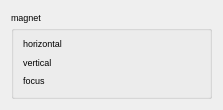
Old version of the form src/widgets/magnet.ui in the repository srgblnch/LinacGUI.
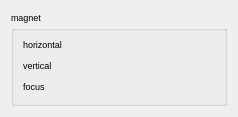
New version of the form. Custom widgets are drawn as their Qt base class.

Commit message: bugfix the steps in the spinboxes. add the setModel for the widgets of the latest appended attributes. modify setModel of write attributes that has been splitted in 3 (readonly for the readback/monitor and read/write for the setpoint).

Patch:
```diff
--- a/src/widgets/magnet.ui
+++ b/src/widgets/magnet.ui
@@ -6,8 +6,8 @@
    <rect>
     <x>0</x>
     <y>0</y>
-    <width>223</width>
-    <height>110</height>
+    <width>210</width>
+    <height>99</height>
    </rect>
   </property>
   <property name="windowTitle">
@@ -36,8 +36,8 @@
        <widget class="TaurusLabel" name="horizontalValue">
         <property name="minimumSize">
          <size>
-          <width>80</width>
-          <height>0</height>
+          <width>60</width>
+          <height>15</height>
          </size>
         </property>
        </widget>
@@ -47,16 +47,52 @@
       </item>
       <item row="1" column="0">
        <widget class="QLabel" name="verticalLabel">
+        <property name="minimumSize">
+         <size>
+          <width>60</width>
+          <height>0</height>
+         </size>
+        </property>
         <property name="text">
          <string>vertical</string>
         </property>
        </widget>
       </item>
+      <item row="0" column="2">
+       <widget class="TaurusLabel" name="horizontalStatus">
+        <property name="minimumSize">
+         <size>
+          <width>60</width>
+          <height>15</height>
+         </size>
+        </property>
+       </widget>
+      </item>
       <item row="1" column="1">
        <widget class="TaurusLabel" name="verticalValue">
         <property name="minimumSize">
          <size>
-          <width>80</width>
+          <width>60</width>
+          <height>15</height>
+         </size>
+        </property>
+       </widget>
+      </item>
+      <item row="0" column="1">
+       <widget class="TaurusLabel" name="horizontalValue">
+        <property name="minimumSize">
+         <size>
+          <width>60</width>
+          <height>15</height>
+         </size>
+        </property>
+       </widget>
+      </item>
+      <item row="0" column="0">
+       <widget class="QLabel" name="horizontalLabel">
+        <property name="minimumSize">
+         <size>
+          <width>60</width>
           <height>0</height>
          </size>
         </property>
@@ -67,23 +103,49 @@
       </item>
       <item row="2" column="0">
        <widget class="QLabel" name="focusLabel">
+        <property name="minimumSize">
+         <size>
+          <width>60</width>
+          <height>0</height>
+         </size>
+        </property>
         <property name="text">
          <string>focus</string>
         </property>
        </widget>
       </item>
+      <item row="2" column="2">
+       <widget class="TaurusLabel" name="focusStatus">
+        <property name="minimumSize">
+         <size>
+          <width>60</width>
+          <height>15</height>
+         </size>
+        </property>
+       </widget>
+      </item>
       <item row="2" column="1">
        <widget class="TaurusLabel" name="focusValue">
         <property name="minimumSize">
          <size>
-          <width>80</width>
-          <height>0</height>
+          <width>60</width>
+          <height>15</height>
          </size>
         </property>
        </widget>
       </item>
-      <item row="2" column="2">
-       <widget class="TaurusLabel" name="focusStatus"/>
+      <item row="3" column="1">
+       <spacer name="verticalSpacer">
+        <property name="orientation">
+         <enum>Qt::Vertical</enum>
+        </property>
+        <property name="sizeHint" stdset="0">
+         <size>
+          <width>20</width>
+          <height>40</height>
+         </size>
+        </property>
+       </spacer>
       </item>
      </layout>
     </widget>
```
Left out of the diff: 20 changed lines with no effect on the pictures. The commit also changes 6 other files.
